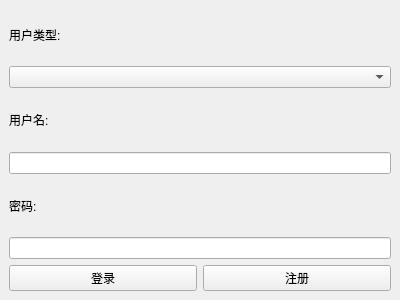
First picture: the form in ui/loginwindow.ui, repository Pluto-R/SMART_CMS, before the edit.
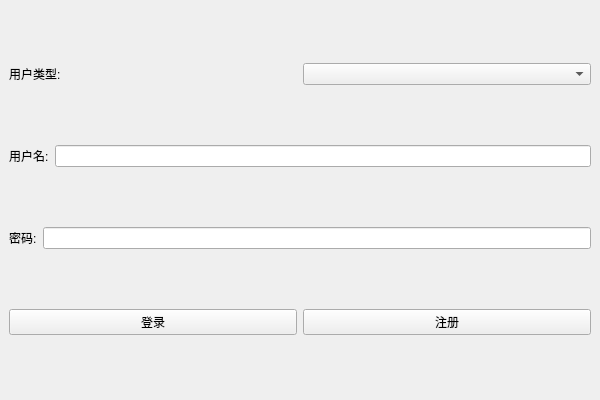
Second picture: the form after the edit.

The edit to the form file:
```diff
--- a/ui/loginwindow.ui
+++ b/ui/loginwindow.ui
@@ -6,17 +6,19 @@
    <rect>
     <x>0</x>
     <y>0</y>
-    <width>400</width>
-    <height>300</height>
+    <width>600</width>
+    <height>400</height>
    </rect>
   </property>
   <property name="windowTitle">
    <string>智能家教匹配系统 - 登录</string>
   </property>
-  <widget class="QWidget" name="centralWidget">
+  <widget class="QWidget" name="centralwidget">
    <layout class="QVBoxLayout" name="verticalLayout">
     <item>
-     <widget class="QLabel" name="label">
+     <layout class="QHBoxLayout" name="horizontalLayout">
+      <item>
+       <widget class="QLabel" name="userTypeLabel">
       <property name="text">
        <string>用户类型:</string>
       </property>
@@ -25,8 +27,12 @@
     <item>
      <widget class="QComboBox" name="userTypeComboBox"/>
     </item>
+     </layout>
+    </item>
     <item>
-     <widget class="QLabel" name="label_2">
+     <layout class="QHBoxLayout" name="horizontalLayout_2">
+      <item>
+       <widget class="QLabel" name="usernameLabel">
       <property name="text">
        <string>用户名:</string>
       </property>
@@ -35,8 +41,12 @@
     <item>
      <widget class="QLineEdit" name="usernameLineEdit"/>
     </item>
+     </layout>
+    </item>
     <item>
-     <widget class="QLabel" name="label_3">
+     <layout class="QHBoxLayout" name="horizontalLayout_3">
+      <item>
+       <widget class="QLabel" name="passwordLabel">
       <property name="text">
        <string>密码:</string>
       </property>
@@ -49,8 +59,10 @@
       </property>
      </widget>
     </item>
+     </layout>
+    </item>
     <item>
-     <layout class="QHBoxLayout" name="horizontalLayout">
+     <layout class="QHBoxLayout" name="horizontalLayout_4">
       <item>
        <widget class="QPushButton" name="loginButton">
         <property name="text">
```
Lines whose indentation alone changed are shown as unchanged.
